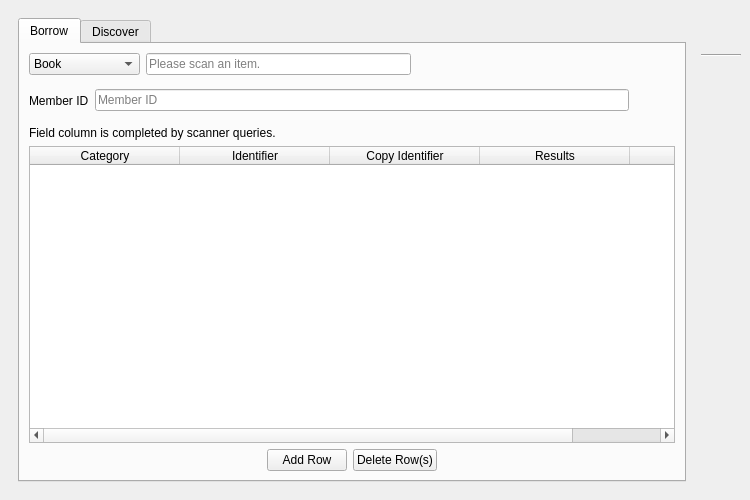
Before: the Qt Designer form UI/biblioteq_batch_activities_browser.ui in textbrowser/biblioteq, drawn with Qt 5.
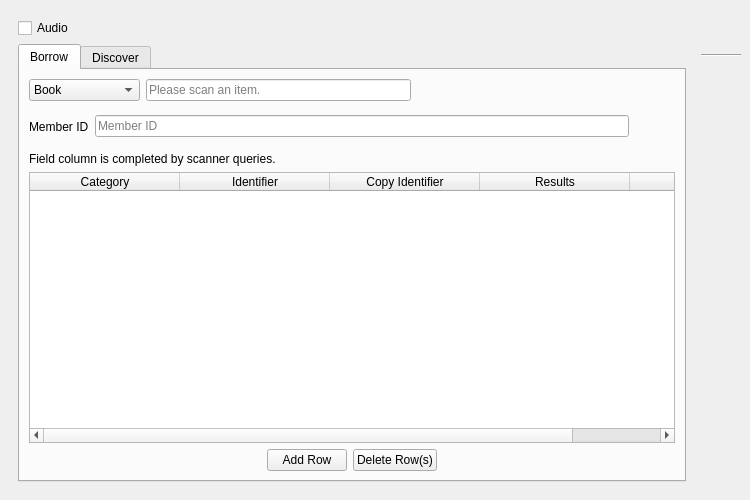
After: the same form once the commit is applied. Icons and pictures are not drawn.

Commit message: Optional audio.

```diff
--- a/UI/biblioteq_batch_activities_browser.ui
+++ b/UI/biblioteq_batch_activities_browser.ui
@@ -22,6 +22,16 @@
     <item>
      <widget class="QFrame" name="frame">
       <layout class="QVBoxLayout" name="verticalLayout">
+       <item>
+        <widget class="QCheckBox" name="audio">
+         <property name="toolTip">
+          <string>&lt;html&gt;&lt;head/&gt;&lt;body&gt;&lt;p&gt;Enable audio. Requires multimedia libraries.&lt;/p&gt;&lt;/body&gt;&lt;/html&gt;</string>
+         </property>
+         <property name="text">
+          <string>Audio</string>
+         </property>
+        </widget>
+       </item>
        <item>
         <widget class="QTabWidget" name="tab">
          <property name="currentIndex">
```
Left out of the diff: 1 changed line with no effect on the pictures. The commit also changes 1 other file.
